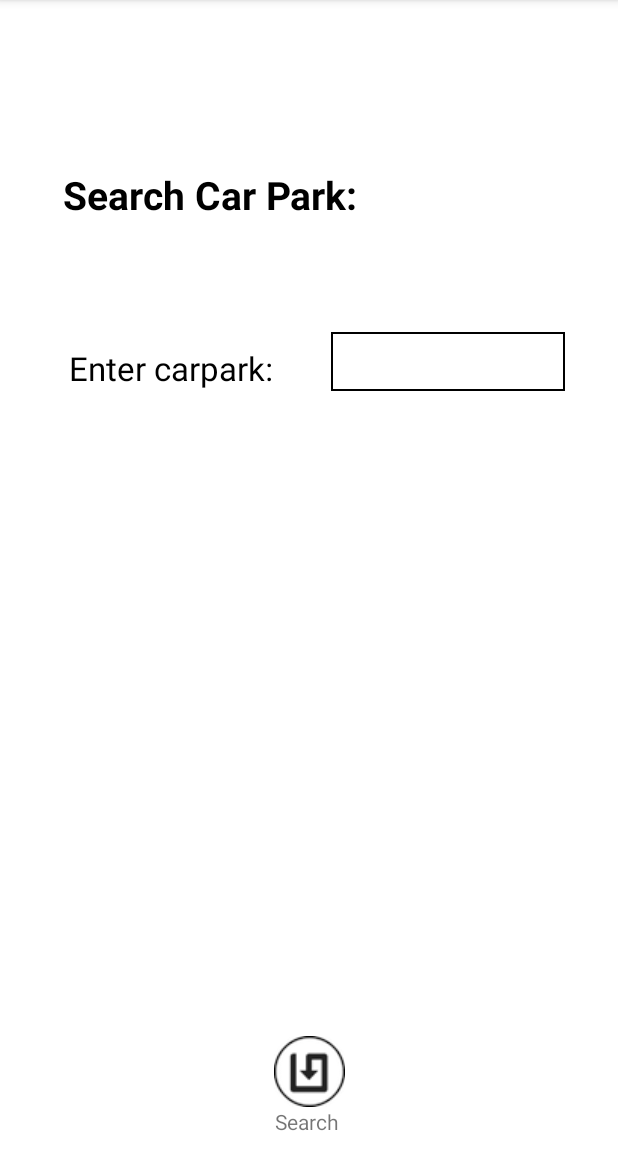
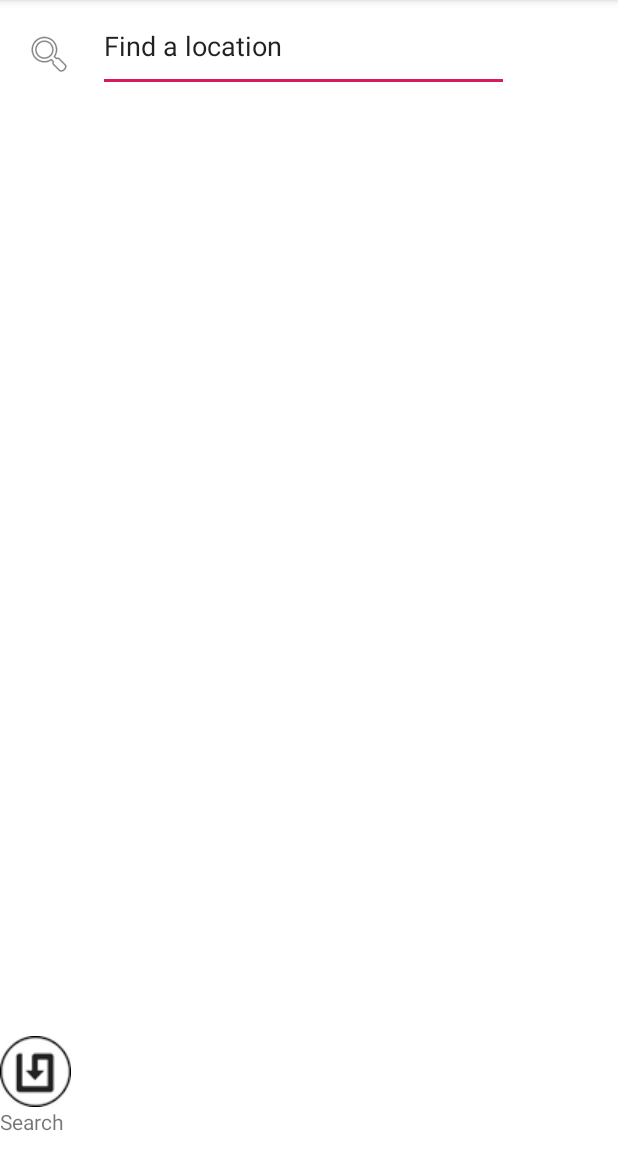
Before and after one commit to SamFangshan/CZ2006CarPark, an Android app: the SearchForAddressActivity screen opened directly, with no data from a screen before it, on a phone screen of 412 x 824 dp, the part 84-1236 px from its top. Run offline under Robolectric (Android 15) with nearby library versions, the phone set to English and light mode, and no system bars.

Commit message:
some UI change

```diff
--- a/app/src/main/res/layout/activity_search_for_address.xml
+++ b/app/src/main/res/layout/activity_search_for_address.xml
@@ -6,51 +6,41 @@
     android:layout_height="match_parent"
     tools:context=".SearchForAddressActivity">
 
-    <TextView
-        android:id="@+id/carParkNo"
-        android:layout_width="354dp"
-        android:layout_height="67dp"
-        android:layout_alignParentStart="true"
-        android:layout_alignParentTop="true"
-        android:layout_marginStart="5dp"
-        android:layout_marginTop="112dp"
-        android:text="Search Car Park: "
-        android:textColor="#000000"
-        android:textSize="26sp"
-        android:textStyle="bold"
+
+    <LinearLayout
+        android:layout_width="369dp"
+        android:layout_height="61dp"
+        android:layout_constraintEnd_toEndOf="parent"
+        android:layout_constraintStart_toStartOf="parent"
+        android:layout_constraintTop_toTopOf="@+id/google_map"
+        android:layout_marginStart="16dp"
+        android:layout_marginTop="16dp"
+        android:layout_marginEnd="16dp"
+        android:background="#FFFFFF"
+        android:orientation="horizontal"
         app:layout_constraintEnd_toEndOf="parent"
-        app:layout_constraintHorizontal_bias="0.692"
         app:layout_constraintStart_toStartOf="parent"
-        app:layout_constraintTop_toTopOf="parent" />
+        app:layout_constraintTop_toTopOf="parent">
 
-    <EditText
-        android:id="@+id/nameText"
-        android:layout_width="156dp"
-        android:layout_height="39dp"
-        android:layout_marginTop="42dp"
-        android:background="@drawable/textview_border"
-        android:ems="10"
-        android:paddingLeft="5dp"
-        android:paddingTop="5dp"
-        android:paddingRight="5dp"
-        android:paddingBottom="5dp"
-        app:layout_constraintEnd_toEndOf="parent"
-        app:layout_constraintHorizontal_bias="0.862"
-        app:layout_constraintStart_toStartOf="parent"
-        app:layout_constraintTop_toBottomOf="@+id/carParkNo" />
+        <ImageButton
+            android:id="@+id/menuButton"
+            android:layout_width="0dp"
+            android:layout_height="61dp"
+            android:layout_marginTop="5dp"
+            android:layout_weight="1"
+            android:background="@drawable/button_background"
+            app:srcCompat="@android:drawable/ic_menu_search" />
 
-    <TextView
-        android:id="@+id/notify"
-        android:layout_width="wrap_content"
-        android:layout_height="wrap_content"
-        android:layout_marginTop="51dp"
-        android:text="Enter carpark:"
-        android:textColor="#000000"
-        android:textSize="22sp"
-        app:layout_constraintEnd_toEndOf="parent"
-        app:layout_constraintHorizontal_bias="0.167"
-        app:layout_constraintStart_toStartOf="parent"
-        app:layout_constraintTop_toBottomOf="@+id/carParkNo" />
+        <EditText
+            android:id="@+id/locationEditText"
+            android:layout_width="274dp"
+            android:layout_height="match_parent"
+            android:layout_marginEnd="30dp"
+            android:ems="20"
+            android:inputType="textPostalAddress"
+            android:text="@string/findLocationText" />
+
+    </LinearLayout>
 
     <ImageButton
         android:id="@+id/saveButton"
@@ -72,4 +62,5 @@
         app:layout_constraintStart_toStartOf="parent"
         app:layout_constraintTop_toBottomOf="@+id/saveButton" />
 
+
 </androidx.constraintlayout.widget.ConstraintLayout>
```
